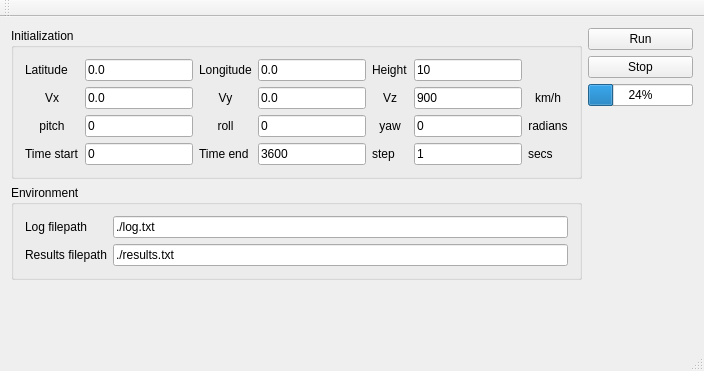
First picture: the form in mainwindow.ui, repository Sunnesoft/lababins, before the edit.
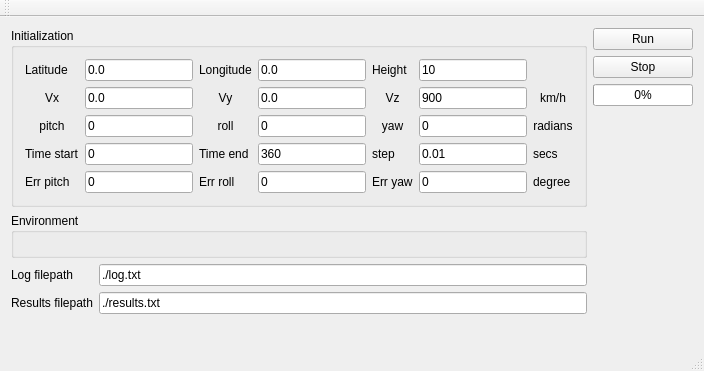
Second picture: the form after the edit.

```diff
--- a/mainwindow.ui
+++ b/mainwindow.ui
@@ -213,7 +213,7 @@
            <item row="3" column="3">
             <widget class="QLineEdit" name="tend">
              <property name="text">
-              <string>3600</string>
+              <string>360</string>
              </property>
             </widget>
            </item>
@@ -227,7 +227,7 @@
            <item row="3" column="5">
             <widget class="QLineEdit" name="step">
              <property name="text">
-              <string>1</string>
+              <string>0.01</string>
              </property>
             </widget>
            </item>
@@ -238,6 +238,55 @@
              </property>
             </widget>
            </item>
+           <item row="4" column="1">
+            <widget class="QLineEdit" name="err_pitch">
+             <property name="text">
+              <string>0</string>
+             </property>
+            </widget>
+           </item>
+           <item row="4" column="3">
+            <widget class="QLineEdit" name="err_roll">
+             <property name="text">
+              <string>0</string>
+             </property>
+            </widget>
+           </item>
+           <item row="4" column="5">
+            <widget class="QLineEdit" name="err_yaw">
+             <property name="text">
+              <string>0</string>
+             </property>
+            </widget>
+           </item>
+           <item row="4" column="0">
+            <widget class="QLabel" name="label_16">
+             <property name="text">
+              <string>Err pitch</string>
+             </property>
+            </widget>
+           </item>
+           <item row="4" column="2">
+            <widget class="QLabel" name="label_17">
+             <property name="text">
+              <string>Err roll</string>
+             </property>
+            </widget>
+           </item>
+           <item row="4" column="4">
+            <widget class="QLabel" name="label_18">
+             <property name="text">
+              <string>Err yaw</string>
+             </property>
+            </widget>
+           </item>
+           <item row="4" column="6">
+            <widget class="QLabel" name="label_19">
+             <property name="text">
+              <string>degree</string>
+             </property>
+            </widget>
+           </item>
           </layout>
          </item>
         </layout>
@@ -250,45 +299,44 @@
         <property name="title">
          <string>Environment</string>
         </property>
-        <layout class="QHBoxLayout" name="horizontalLayout_3">
-         <item>
-          <layout class="QFormLayout" name="formLayout">
-           <property name="fieldGrowthPolicy">
-            <enum>QFormLayout::AllNonFixedFieldsGrow</enum>
-           </property>
-           <item row="0" column="0">
-            <widget class="QLabel" name="label_10">
-             <property name="text">
-              <string>Log filepath</string>
-             </property>
-            </widget>
-           </item>
-           <item row="0" column="1">
-            <widget class="QLineEdit" name="logpath">
-             <property name="text">
-              <string>./log.txt</string>
-             </property>
-            </widget>
-           </item>
-           <item row="1" column="0">
-            <widget class="QLabel" name="label_11">
-             <property name="text">
-              <string>Results filepath</string>
-             </property>
-            </widget>
-           </item>
-           <item row="1" column="1">
-            <widget class="QLineEdit" name="respath">
-             <property name="text">
-              <string>./results.txt</string>
-             </property>
-            </widget>
-           </item>
-          </layout>
-         </item>
-        </layout>
+        <layout class="QHBoxLayout" name="horizontalLayout_3"/>
        </widget>
       </item>
+      <item>
+       <layout class="QFormLayout" name="formLayout">
+        <property name="fieldGrowthPolicy">
+         <enum>QFormLayout::AllNonFixedFieldsGrow</enum>
+        </property>
+        <item row="0" column="0">
+         <widget class="QLabel" name="label_10">
+          <property name="text">
+           <string>Log filepath</string>
+          </property>
+         </widget>
+        </item>
+        <item row="0" column="1">
+         <widget class="QLineEdit" name="logpath">
+          <property name="text">
+           <string>./log.txt</string>
+          </property>
+         </widget>
+        </item>
+        <item row="1" column="0">
+         <widget class="QLabel" name="label_11">
+          <property name="text">
+           <string>Results filepath</string>
+          </property>
+         </widget>
+        </item>
+        <item row="1" column="1">
+         <widget class="QLineEdit" name="respath">
+          <property name="text">
+           <string>./results.txt</string>
+          </property>
+         </widget>
+        </item>
+       </layout>
+      </item>
       <item>
        <spacer name="verticalSpacer_2">
         <property name="orientation">
@@ -323,7 +371,7 @@
       <item>
        <widget class="QProgressBar" name="progressBar">
         <property name="value">
-         <number>24</number>
+         <number>0</number>
         </property>
        </widget>
       </item>
```
Left out of the diff: 236 changed lines with no effect on the pictures.
